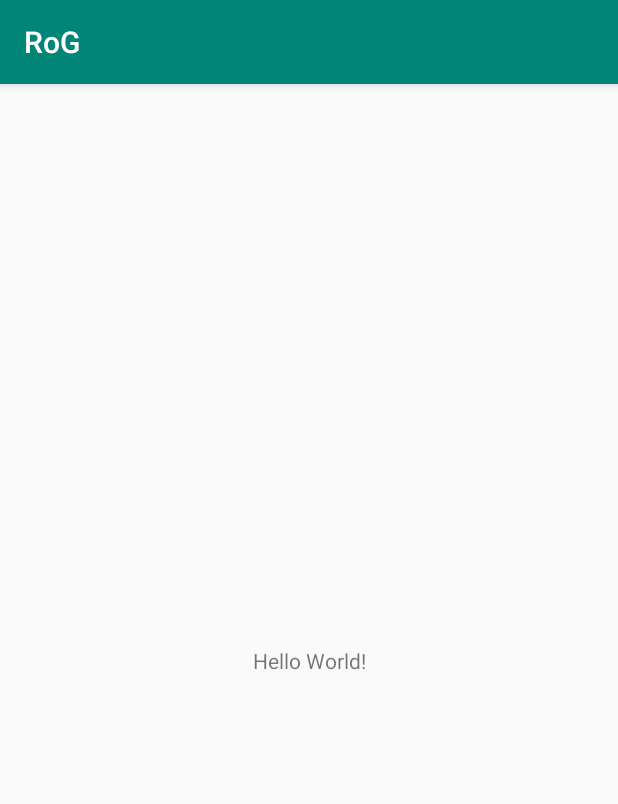
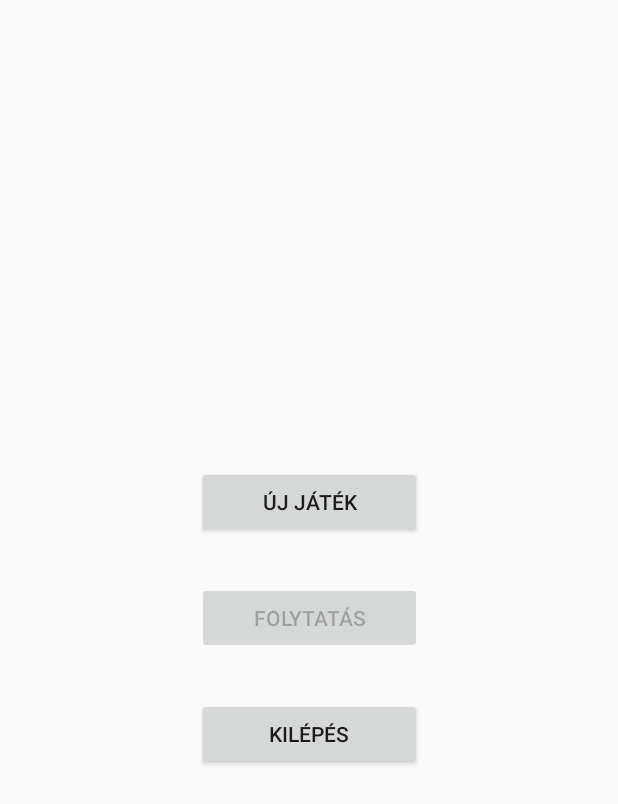
Before and after one commit to Gmiki91/rog, an Android app: the screen it shows after launch (MainActivity before the commit, MenuActivity after it), on a phone screen of 412 x 824 dp. Shown: the top 804 px of the screen. Run offline under Robolectric (Android 15) with nearby library versions, the phone set to English and light mode, and no system bars.

Commit message:
first 3 activities

```diff
--- a/app/src/main/AndroidManifest.xml
+++ b/app/src/main/AndroidManifest.xml
@@ -9,6 +9,8 @@
         android:roundIcon="@mipmap/ic_launcher_round"
         android:supportsRtl="true"
         android:theme="@style/AppTheme">
+        <activity android:name=".EdisonSquareActivity"></activity>
+        <activity android:name=".MenuActivity" />
         <activity android:name=".MainActivity">
             <intent-filter>
                 <action android:name="android.intent.action.MAIN" />
--- /dev/null
+++ b/app/src/main/java/com/example/rog/EdisonSquareActivity.java
@@ -0,0 +1,14 @@
+package com.example.rog;
+
+import androidx.appcompat.app.AppCompatActivity;
+
+import android.os.Bundle;
+
+public class EdisonSquareActivity extends AppCompatActivity {
+
+    @Override
+    protected void onCreate(Bundle savedInstanceState) {
+        super.onCreate(savedInstanceState);
+        setContentView(R.layout.activity_edison_square);
+    }
+}
--- a/app/src/main/java/com/example/rog/MainActivity.java
+++ b/app/src/main/java/com/example/rog/MainActivity.java
@@ -1,14 +1,25 @@
 package com.example.rog;
 
-import androidx.appcompat.app.AppCompatActivity;
+import android.app.Activity;
+import android.content.Intent;
+import android.os.Bundle;
+import android.os.Handler;
 
-import android.os.Bundle;
+public class MainActivity extends Activity {
 
-public class MainActivity extends AppCompatActivity {
 
     @Override
     protected void onCreate(Bundle savedInstanceState) {
         super.onCreate(savedInstanceState);
         setContentView(R.layout.activity_main);
+
+        Handler handler = new Handler();
+        handler.postDelayed(new Runnable() {
+            @Override
+            public void run() {
+                startActivity(new Intent(MainActivity.this,MenuActivity.class));
+            }
+        },5000);
+
     }
 }
--- /dev/null
+++ b/app/src/main/java/com/example/rog/MenuActivity.java
@@ -0,0 +1,26 @@
+package com.example.rog;
+
+import android.app.Activity;
+import android.content.Intent;
+import android.os.Bundle;
+import android.view.View;
+import android.widget.Button;
+
+public class MenuActivity extends Activity implements View.OnClickListener {
+
+    @Override
+    protected void onCreate(Bundle savedInstanceState) {
+        super.onCreate(savedInstanceState);
+        setContentView(R.layout.activity_menu);
+
+        Button startButton =  findViewById(R.id.startButton);
+        startButton.setOnClickListener(this);
+    }
+
+    @Override
+    public void onClick(View v) {
+
+        startActivity(new Intent(MenuActivity.this,EdisonSquareActivity.class));
+    }
+
+}
--- /dev/null
+++ b/app/src/main/res/layout/activity_edison_square.xml
@@ -0,0 +1,9 @@
+<?xml version="1.0" encoding="utf-8"?>
+<androidx.constraintlayout.widget.ConstraintLayout xmlns:android="http://schemas.android.com/apk/res/android"
+    xmlns:app="http://schemas.android.com/apk/res-auto"
+    xmlns:tools="http://schemas.android.com/tools"
+    android:layout_width="match_parent"
+    android:layout_height="match_parent"
+    tools:context=".EdisonSquareActivity">
+
+</androidx.constraintlayout.widget.ConstraintLayout>
--- a/app/src/main/res/layout/activity_main.xml
+++ b/app/src/main/res/layout/activity_main.xml
@@ -9,7 +9,7 @@
     <TextView
         android:layout_width="wrap_content"
         android:layout_height="wrap_content"
-        android:text="Hello World!"
+        android:text="@string/title"
         app:layout_constraintBottom_toBottomOf="parent"
         app:layout_constraintLeft_toLeftOf="parent"
         app:layout_constraintRight_toRightOf="parent"
--- /dev/null
+++ b/app/src/main/res/layout/activity_menu.xml
@@ -0,0 +1,46 @@
+<?xml version="1.0" encoding="utf-8"?>
+<androidx.constraintlayout.widget.ConstraintLayout xmlns:android="http://schemas.android.com/apk/res/android"
+    xmlns:app="http://schemas.android.com/apk/res-auto"
+    xmlns:tools="http://schemas.android.com/tools"
+    android:layout_width="match_parent"
+    android:layout_height="match_parent"
+    tools:context=".MenuActivity">
+
+    <Button
+        android:id="@+id/continueButton"
+        android:layout_width="wrap_content"
+        android:layout_height="wrap_content"
+        android:text="@string/continue_game"
+        android:width="150dp"
+        android:enabled="false"
+        app:layout_constraintBottom_toBottomOf="parent"
+        app:layout_constraintEnd_toEndOf="parent"
+        app:layout_constraintStart_toStartOf="parent"
+        app:layout_constraintTop_toTopOf="parent" />
+
+    <Button
+        android:id="@+id/startButton"
+        android:layout_width="wrap_content"
+        android:layout_height="wrap_content"
+        android:text="@string/new_game"
+        android:width="150dp"
+        app:layout_constraintVertical_bias="0.4"
+        app:layout_constraintBottom_toBottomOf="parent"
+        app:layout_constraintEnd_toEndOf="parent"
+        app:layout_constraintStart_toStartOf="parent"
+        app:layout_constraintTop_toTopOf="parent" />
+
+    <Button
+        android:id="@+id/exitButton"
+        android:layout_width="wrap_content"
+        android:layout_height="wrap_content"
+        android:text="@string/exit"
+        android:width="150dp"
+        app:layout_constraintVertical_bias="0.6"
+        app:layout_constraintBottom_toBottomOf="parent"
+        app:layout_constraintEnd_toEndOf="parent"
+        app:layout_constraintStart_toStartOf="parent"
+        app:layout_constraintTop_toTopOf="parent" />
+
+
+</androidx.constraintlayout.widget.ConstraintLayout>
--- a/app/src/main/res/values/strings.xml
+++ b/app/src/main/res/values/strings.xml
@@ -1,3 +1,7 @@
 <resources>
     <string name="app_name">RoG</string>
+    <string name="title">Revenge on GE</string>
+    <string name="new_game">Új játék</string>
+    <string name="continue_game">Folytatás</string>
+    <string name="exit">Kilépés</string>
 </resources>
```
